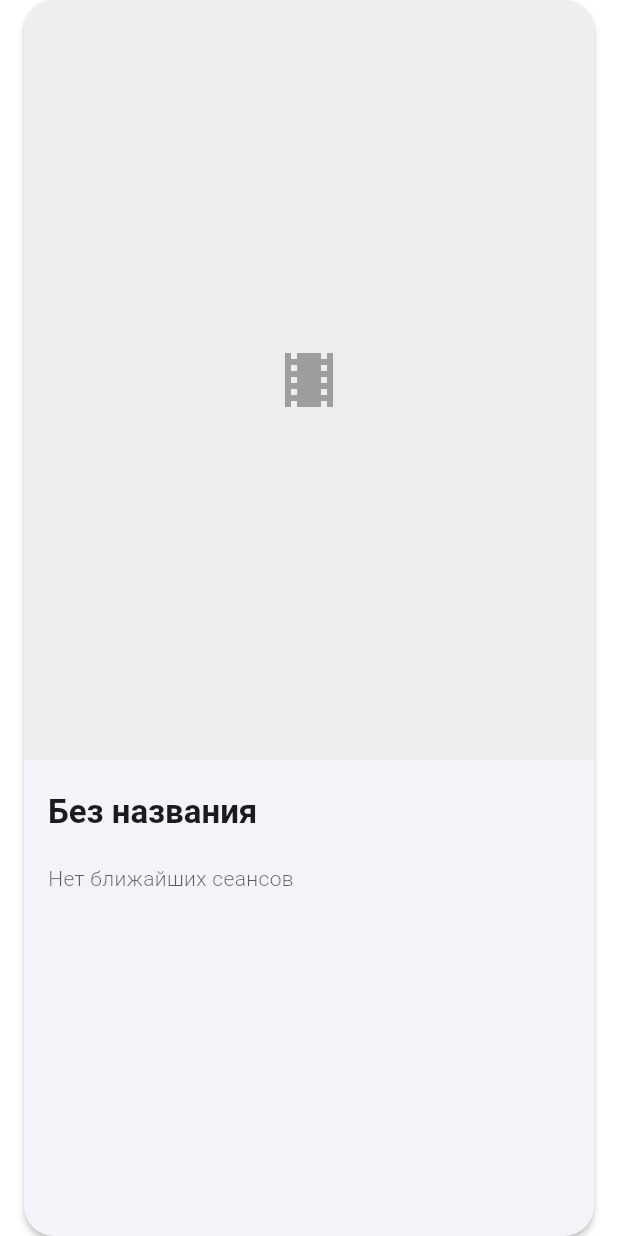
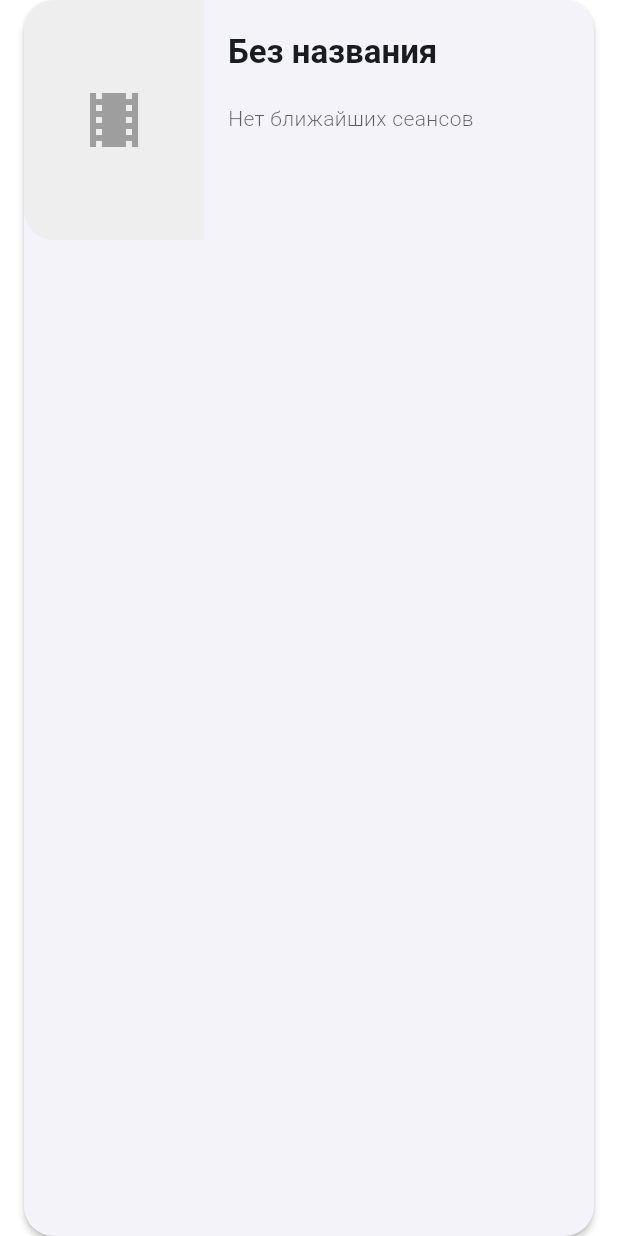
Before and after one commit to WAYFARER87/gm-app, a Flutter app: the CinemaFilmCard widget shown alone on an empty page, opened directly with empty values, on a phone screen of 412 x 824 dp. Run offline on Flutter 3.47's test engine with Material 3 defaults, Android fonts, the phone set to English and light mode, and no system bars; our stand-ins replace dio, flutter_html, palette_generator, permission_handler, share_plus, shared_preferences and 1 more; accounts and stored records are empty; network calls fail.

Commit message:
Keep cinema film card layout horizontal

```diff
--- a/lib/features/cinema/widgets/cinema_film_card.dart
+++ b/lib/features/cinema/widgets/cinema_film_card.dart
@@ -1,4 +1,5 @@
 import 'dart:collection';
+import 'dart:math' as math;
 
 import 'package:flutter/material.dart';
 
@@ -30,8 +31,9 @@ class CinemaFilmCard extends StatelessWidget {
       child: LayoutBuilder(
         builder: (context, constraints) {
           final isCompact = constraints.maxWidth < 640;
+          final horizontalSpacing = isCompact ? 16.0 : 24.0;
           final contentPadding = EdgeInsets.fromLTRB(
-            isCompact ? 16 : 24,
+            0,
             isCompact ? 20 : 24,
             isCompact ? 16 : 24,
             24,
@@ -87,20 +89,25 @@ class CinemaFilmCard extends StatelessWidget {
             ),
           );
 
-          if (isCompact) {
-            return Column(
-              crossAxisAlignment: CrossAxisAlignment.stretch,
-              children: [
-                _Poster(imageUrl: film.imageUrl, isCompact: true),
-                details,
-              ],
-            );
-          }
+          final basePosterWidth =
+              isCompact ? 120.0 : _Poster.defaultWidth;
+          final maxPosterWidth = constraints.maxWidth - horizontalSpacing;
+          final posterWidth =
+              (maxPosterWidth.isFinite && maxPosterWidth > 0)
+                  ? math.min(
+                      basePosterWidth,
+                      maxPosterWidth * (isCompact ? 0.45 : 0.35),
+                    )
+                  : basePosterWidth;
 
           return Row(
             crossAxisAlignment: CrossAxisAlignment.start,
             children: [
-              _Poster(imageUrl: film.imageUrl, isCompact: false),
+              _Poster(
+                imageUrl: film.imageUrl,
+                width: posterWidth,
+              ),
+              SizedBox(width: horizontalSpacing),
               Expanded(child: details),
             ],
           );
@@ -203,11 +210,11 @@ class CinemaFilmCard extends StatelessWidget {
 }
 
 class _Poster extends StatelessWidget {
-  const _Poster({required this.imageUrl, required this.isCompact});
+  const _Poster({required this.imageUrl, required this.width});
 
-  static const double _posterWidth = 136.0;
+  static const double defaultWidth = 136.0;
   final String imageUrl;
-  final bool isCompact;
+  final double width;
 
   @override
   Widget build(BuildContext context) {
@@ -225,33 +232,15 @@ class _Poster extends StatelessWidget {
             errorBuilder: (_, __, ___) => placeholder(),
           );
 
-    final borderRadius = isCompact
-        ? const BorderRadius.only(
-            topLeft: Radius.circular(20),
-            topRight: Radius.circular(20),
-          )
-        : const BorderRadius.only(
-            topLeft: Radius.circular(20),
-            bottomLeft: Radius.circular(20),
-          );
-
-    if (isCompact) {
-      return ClipRRect(
-        borderRadius: borderRadius,
-        child: SizedBox(
-          width: double.infinity,
-          child: AspectRatio(
-            aspectRatio: 3 / 4,
-            child: poster,
-          ),
-        ),
-      );
-    }
+    final posterWidth = width.isFinite && width > 0 ? width : defaultWidth;
 
     return ClipRRect(
-      borderRadius: borderRadius,
+      borderRadius: const BorderRadius.only(
+        topLeft: Radius.circular(20),
+        bottomLeft: Radius.circular(20),
+      ),
       child: SizedBox(
-        width: _posterWidth,
+        width: posterWidth,
         child: AspectRatio(
           aspectRatio: 3 / 4,
           child: poster,
```
